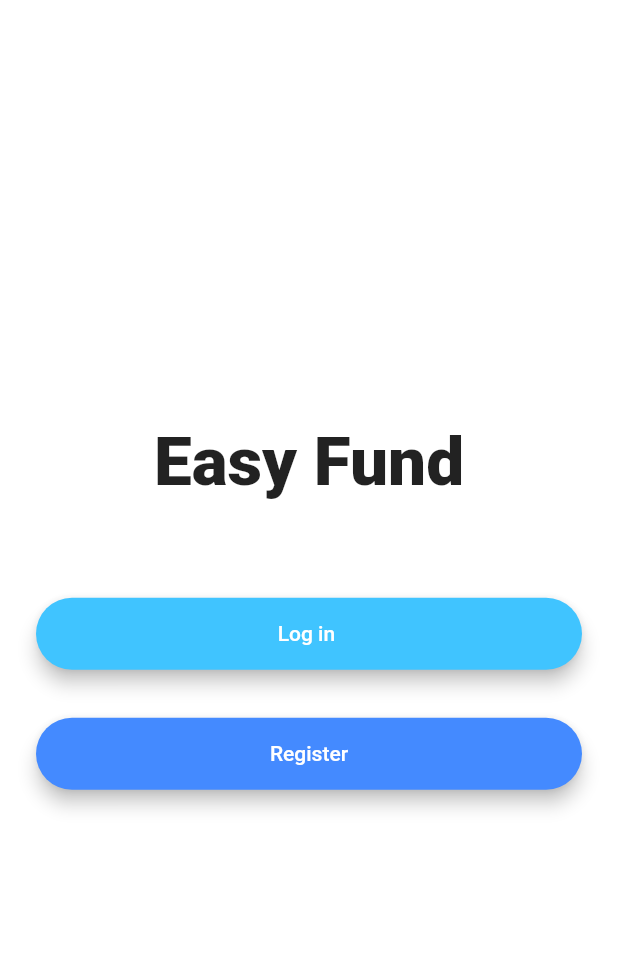
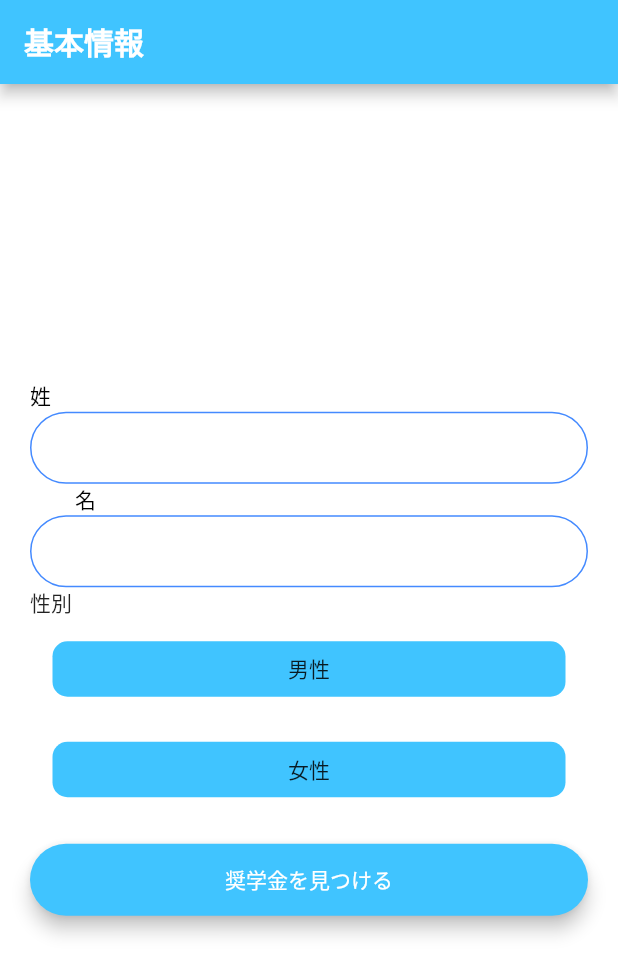
Before and after one commit to mafreud/developer_bidding, a Flutter app: the screen it shows after launch, on a phone screen of 412 x 824 dp. Shown: the top 975 px of the screen. Run offline on Flutter 3.47's test engine with Material 2 defaults, Android fonts, the light colour scheme and no system bars; our stand-ins replace animated_text_kit, cloud_firestore, firebase_auth, modal_progress_hud; accounts and stored records are empty.

Commit message:
ざっくりと質問を書いた

```diff
--- /dev/null
+++ b/lib/components/reusable_card.dart
@@ -0,0 +1,25 @@
+import 'package:flutter/material.dart';
+
+class ReusableCard extends StatelessWidget {
+
+  ReusableCard({@required this.colour, this.cardChild, this.onpress});
+
+  final Color colour;
+  final Widget cardChild;
+  final Function onpress;
+
+  @override
+  Widget build(BuildContext context) {
+    return GestureDetector(
+      onTap: onpress,
+      child: Container(
+        child: cardChild,
+        margin: EdgeInsets.all(15.0),
+        decoration: BoxDecoration(
+            color: colour,
+            borderRadius: BorderRadius.circular(10.0)
+        ),
+      ),
+    );
+  }
+}
--- a/lib/constants.dart
+++ b/lib/constants.dart
@@ -34,3 +34,9 @@ const kTextFieldDecoration = InputDecoration(
     borderRadius: BorderRadius.all(Radius.circular(32.0)),
   ),
 );
+
+const kBoldTextStyle = TextStyle(
+  fontSize: 20.0,
+  fontWeight: FontWeight.bold,
+
+);
--- a/lib/main.dart
+++ b/lib/main.dart
@@ -3,6 +3,7 @@ import 'package:easy_fund/screens/welcome_screen.dart';
 import 'package:easy_fund/screens/login_screen.dart';
 import 'package:easy_fund/screens/registration_screen.dart';
 import 'package:easy_fund/screens/chat_screen.dart';
+import 'package:easy_fund/screens/questions_screen.dart';
 
 void main() => runApp(EasyFund());
 
@@ -10,13 +11,13 @@ class EasyFund extends StatelessWidget {
   @override
   Widget build(BuildContext context) {
     return MaterialApp(
-
-      initialRoute: WelcomeScreen.id,
+      initialRoute: QuestionsScreen.id,
       routes: {
         WelcomeScreen.id: (context) => WelcomeScreen(),
         LoginScreen.id: (context) => LoginScreen(),
         RegistrationScreen.id: (context) => RegistrationScreen(),
-        ChatScreen.id: (context) => ChatScreen()
+        ChatScreen.id: (context) => ChatScreen(),
+        QuestionsScreen.id: (context) => QuestionsScreen()
 
       },
     );
--- a/lib/screens/chat_screen.dart
+++ b/lib/screens/chat_screen.dart
@@ -167,6 +167,7 @@ class MessageBubble extends StatelessWidget {
   Widget build(BuildContext context) {
     return Padding(
       padding: EdgeInsets.all(10.0),
+
       child: Column(
         crossAxisAlignment: isMe? CrossAxisAlignment.end: CrossAxisAlignment.start,
         children: <Widget>[
--- a/lib/screens/login_screen.dart
+++ b/lib/screens/login_screen.dart
@@ -81,7 +81,6 @@ class _LoginScreenState extends State<LoginScreen> {
                           showSpiner = true;
                         });
                       }
-
                       catch (e){
                         print(e);
                       }
--- /dev/null
+++ b/lib/screens/questions_screen.dart
@@ -0,0 +1,78 @@
+import 'package:flutter/material.dart';
+import 'package:easy_fund/constants.dart';
+import 'package:easy_fund/components/rounded_button.dart';
+import 'package:easy_fund/components/reusable_card.dart';
+
+class QuestionsScreen extends StatefulWidget {
+
+  static String id = 'questions_screen';
+  @override
+  _QuestionsScreenState createState() => _QuestionsScreenState();
+}
+
+class _QuestionsScreenState extends State<QuestionsScreen> {
+  @override
+  Widget build(BuildContext context) {
+    return Scaffold(
+      appBar: AppBar(
+        leading: null,
+        title: Text('基本情報', style: kBoldTextStyle,),
+        backgroundColor: Colors.lightBlueAccent,
+      ),
+      backgroundColor: Colors.white,
+      body: Padding(
+        padding: const EdgeInsets.all(20.0),
+        child: Column(
+          crossAxisAlignment: CrossAxisAlignment.stretch,
+          mainAxisAlignment: MainAxisAlignment.center,
+          children: <Widget>[
+            Text(
+              '姓', style: TextStyle(color: Colors.black),
+              textAlign: TextAlign.left,
+            ),
+            TextField(
+              onChanged: (value) {
+                //Do something with the user input.
+              },
+              decoration: kTextFieldDecoration.copyWith(hintText: ''),
+            ),
+            Padding(
+              padding: const EdgeInsets.only(left: 30.0),
+              child: Text(
+                '名', style: TextStyle(color: Colors.black),
+                textAlign: TextAlign.left,
+              ),
+            ),
+            TextField(
+              onChanged: (value) {
+                //Do something with the user input.
+              },
+              decoration: kTextFieldDecoration.copyWith(hintText: ''),
+            ),
+
+            Text("性別"),
+            ReusableCard(
+              colour: Colors.lightBlueAccent,
+              cardChild: Padding(
+                padding: const EdgeInsets.all(8.0),
+                child: Text(
+                    "男性",
+                    textAlign: TextAlign.center,),
+              )),
+            ReusableCard(
+                colour: Colors.lightBlueAccent,
+                cardChild: Padding(
+                  padding: const EdgeInsets.all(8.0),
+                  child: Text(
+                    "女性",
+                    textAlign: TextAlign.center,),
+                )),
+            RoundedButton(buttonText: "奨学金を見つける", buttonColor: Colors.lightBlueAccent, buttonPressed: (){
+
+            }),
+          ],
+        ),
+      ),
+    );
+  }
+}
--- a/lib/screens/registration_screen.dart
+++ b/lib/screens/registration_screen.dart
@@ -94,7 +94,6 @@ class _RegistrationScreenState extends State<RegistrationScreen> {
                             showSpiner = false;
                           });
                         };
-
                   }),
               ),
             ],
--- a/pubspec.yaml
+++ b/pubspec.yaml
@@ -16,6 +16,8 @@ dependencies:
   firebase_auth: ^0.11.1
   cloud_firestore: ^0.11.0+2
   modal_progress_hud: ^0.1.3
+  dropdown_menu: ^1.1.1
+
 
 
 dev_dependencies:
```
Also changed, not shown: pubspec.lock, 31 other files.
